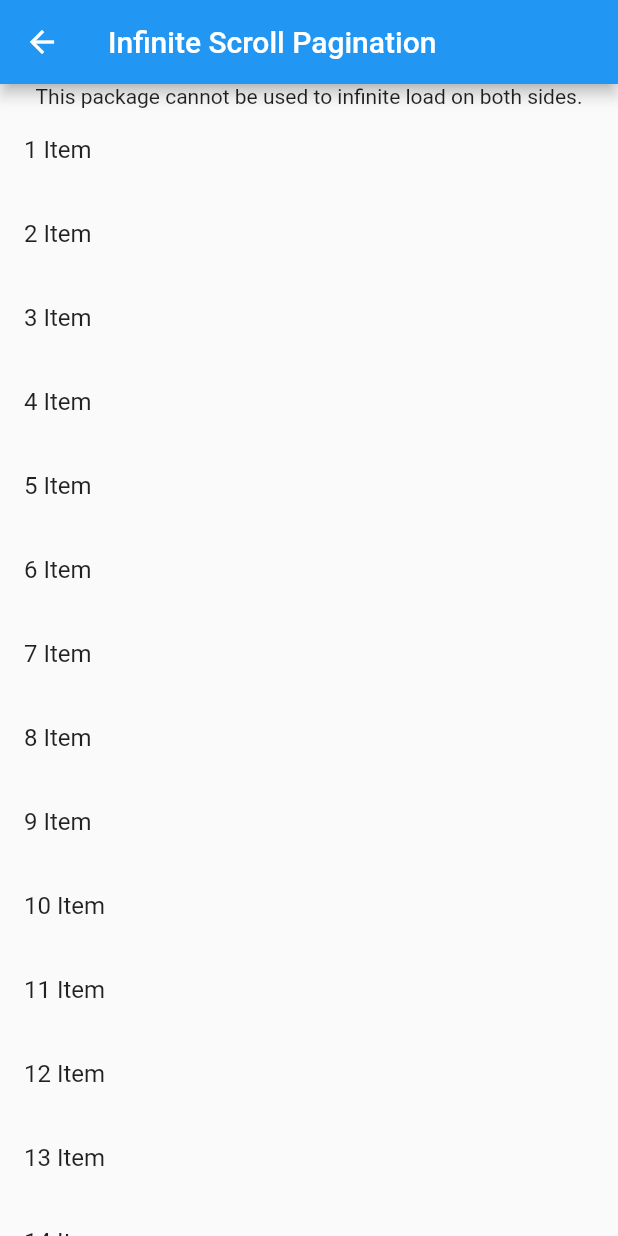
After one commit to jarjut/infinite_scroll_example, a Flutter app: the screen it shows after launch, after a tap on "Infinite Scroll Pagination Package", on a phone screen of 412 x 824 dp. The commit adds this screen. Run offline on Flutter 3.47's test engine with Material 2 defaults, Android fonts, the phone set to English and light mode, and no system bars; our stand-ins replace infinite_scroll_pagination.

Commit message:
infinite scroll pagination example

```diff
--- a/lib/home.dart
+++ b/lib/home.dart
@@ -1,5 +1,6 @@
 import 'package:flutter/material.dart';
 import 'package:infinite_scroll/pages/chat_example.dart';
+import 'package:infinite_scroll/pages/infinite_scroll_pagination.dart';
 import 'package:infinite_scroll/pages/my_example.dart';
 import 'package:infinite_scroll/pages/two_sliver_list.dart';
 import 'package:infinite_scroll/pages/two_sliver_with_app_bar.dart';
@@ -50,6 +51,15 @@ class MyHomePage extends StatelessWidget {
                 builder: (context) => const ChatExamplePage(),
               ),
             ),
+          ),
+          ListTile(
+            title: const Text('Infinite Scroll Pagination Package'),
+            onTap: () => Navigator.push(
+              context,
+              MaterialPageRoute(
+                builder: (context) => const InfiniteScrollPaginationPage(),
+              ),
+            ),
           )
         ],
       ),
--- /dev/null
+++ b/lib/pages/infinite_scroll_pagination.dart
@@ -0,0 +1,76 @@
+import 'package:flutter/material.dart';
+import 'package:infinite_scroll/item.dart';
+import 'package:infinite_scroll_pagination/infinite_scroll_pagination.dart';
+
+class InfiniteScrollPaginationPage extends StatefulWidget {
+  const InfiniteScrollPaginationPage({Key? key}) : super(key: key);
+
+  @override
+  State<InfiniteScrollPaginationPage> createState() =>
+      _InfiniteScrollPaginationPageState();
+}
+
+class _InfiniteScrollPaginationPageState
+    extends State<InfiniteScrollPaginationPage> {
+  List<MyItem> myList = [];
+  static const _pageSize = 30;
+
+  final PagingController<int, MyItem> _pagingController =
+      PagingController(firstPageKey: 0);
+
+  @override
+  void initState() {
+    _pagingController.addPageRequestListener((pageKey) {
+      _fetchPage(pageKey);
+    });
+    super.initState();
+  }
+
+  Future<void> _fetchPage(int pageKey) async {
+    try {
+      final newItems = await Future.delayed(const Duration(seconds: 1), () {
+        return List.generate(30, (i) => MyItem(pageKey + i + 1, 'Item'));
+      });
+      final isLastPage = newItems.length < _pageSize;
+      if (isLastPage) {
+        _pagingController.appendLastPage(newItems);
+      } else {
+        final nextPageKey = pageKey + newItems.length;
+        _pagingController.appendPage(newItems, nextPageKey);
+      }
+    } catch (error) {
+      _pagingController.error = error;
+    }
+  }
+
+  @override
+  Widget build(BuildContext context) {
+    return Scaffold(
+      appBar: AppBar(
+        title: const Text('Infinite Scroll Pagination'),
+      ),
+      body: Column(
+        children: [
+          const Text(
+              'This package cannot be used to infinite load on both sides.'),
+          Expanded(
+            child: PagedListView<int, MyItem>(
+              pagingController: _pagingController,
+              builderDelegate: PagedChildBuilderDelegate<MyItem>(
+                itemBuilder: (context, item, index) => ListTile(
+                  title: Text('${item.id} ${item.name}'),
+                ),
+              ),
+            ),
+          ),
+        ],
+      ),
+    );
+  }
+
+  @override
+  void dispose() {
+    _pagingController.dispose();
+    super.dispose();
+  }
+}
--- a/pubspec.yaml
+++ b/pubspec.yaml
@@ -34,6 +34,7 @@ dependencies:
   # The following adds the Cupertino Icons font to your application.
   # Use with the CupertinoIcons class for iOS style icons.
   cupertino_icons: ^1.0.2
+  infinite_scroll_pagination: ^3.2.0
 
 dev_dependencies:
   flutter_test:
```
Also changed, not shown: pubspec.lock.
